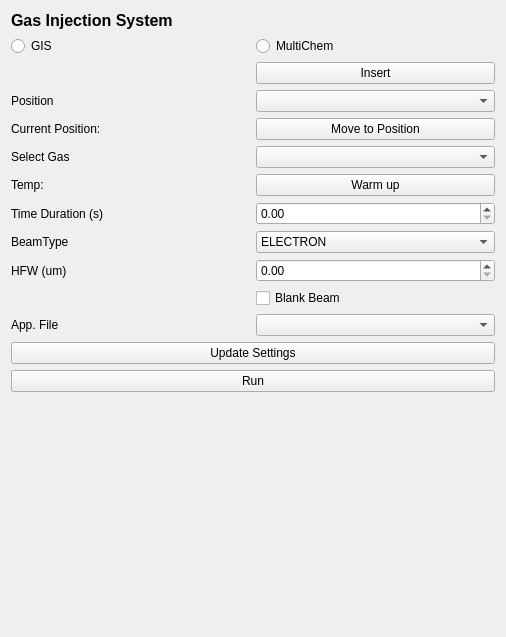
Old version of the form fibsem/ui/qtdesigner_files/FibsemGISWidget.ui in the repository DeMarcoLab/fibsem.
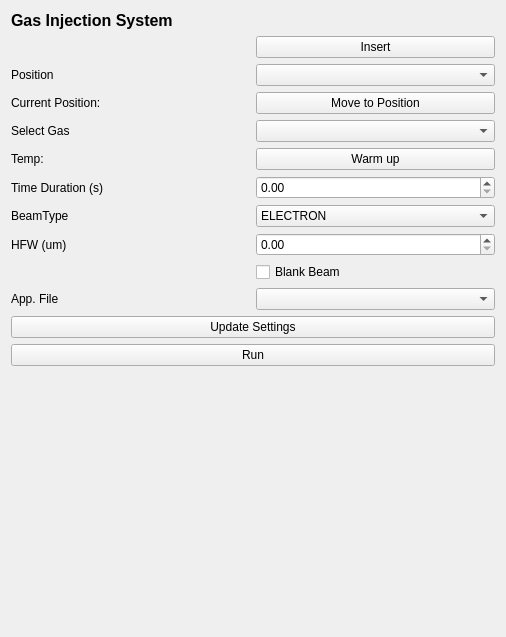
New version of the form.

What changed in the file:
```diff
--- a/fibsem/ui/qtdesigner_files/FibsemGISWidget.ui
+++ b/fibsem/ui/qtdesigner_files/FibsemGISWidget.ui
@@ -14,121 +14,42 @@
    <string>Form</string>
   </property>
   <layout class="QGridLayout" name="gridLayout_2">
-   <item row="19" column="0" colspan="2">
-    <widget class="QPushButton" name="run_button">
+   <item row="11" column="0">
+    <widget class="QLabel" name="temp_label">
      <property name="text">
-      <string>Run</string>
+      <string>Temp: </string>
      </property>
     </widget>
    </item>
-   <item row="4" column="1">
-    <widget class="QComboBox" name="position_combobox"/>
-   </item>
-   <item row="16" column="1">
-    <widget class="QCheckBox" name="blankBeamcheckbox">
+   <item row="12" column="0">
+    <widget class="QLabel" name="label_time">
      <property name="text">
-      <string>Blank Beam</string>
+      <string>Time Duration (s)</string>
      </property>
     </widget>
    </item>
-   <item row="3" column="1">
-    <widget class="QPushButton" name="insertGIS_button">
-     <property name="text">
-      <string>Insert</string>
-     </property>
-    </widget>
-   </item>
-   <item row="10" column="0">
+   <item row="9" column="0">
     <widget class="QLabel" name="label_gas">
      <property name="text">
       <string>Select Gas</string>
      </property>
     </widget>
    </item>
-   <item row="12" column="1">
-    <widget class="QPushButton" name="warm_button">
+   <item row="16" column="0">
+    <widget class="QLabel" name="app_file_label">
      <property name="text">
-      <string>Warm up</string>
+      <string>App. File</string>
      </property>
     </widget>
    </item>
-   <item row="17" column="1">
-    <widget class="QComboBox" name="app_file_combobox"/>
-   </item>
-   <item row="7" column="1">
-    <widget class="QPushButton" name="move_GIS_button">
+   <item row="17" column="0" colspan="2">
+    <widget class="QPushButton" name="pushButton_settings_update">
      <property name="text">
-      <string>Move to Position</string>
-     </property>
-    </widget>
-   </item>
-   <item row="15" column="0">
-    <widget class="QLabel" name="label_hfw">
-     <property name="text">
-      <string>HFW (um)</string>
-     </property>
-    </widget>
-   </item>
-   <item row="14" column="0">
-    <widget class="QLabel" name="label_beam_type">
-     <property name="text">
-      <string>BeamType</string>
-     </property>
-    </widget>
-   </item>
-   <item row="7" column="0">
-    <widget class="QLabel" name="current_position_label">
-     <property name="text">
-      <string>Current Position:</string>
+      <string>Update Settings</string>
      </property>
     </widget>
    </item>
    <item row="13" column="1">
-    <widget class="QDoubleSpinBox" name="timeDuration_spinbox"/>
-   </item>
-   <item row="13" column="0">
-    <widget class="QLabel" name="label_time">
-     <property name="text">
-      <string>Time Duration (s)</string>
-     </property>
-    </widget>
-   </item>
-   <item row="3" column="0">
-    <widget class="QLabel" name="GIS_insert_status_label">
-     <property name="text">
-      <string/>
-     </property>
-    </widget>
-   </item>
-   <item row="1" column="0">
-    <widget class="QRadioButton" name="GIS_radioButton">
-     <property name="text">
-      <string>GIS</string>
-     </property>
-    </widget>
-   </item>
-   <item row="4" column="0">
-    <widget class="QLabel" name="label_position">
-     <property name="text">
-      <string>Position</string>
-     </property>
-    </widget>
-   </item>
-   <item row="15" column="1">
-    <widget class="QDoubleSpinBox" name="hfw_spinbox">
-     <property name="maximum">
-      <double>10000.000000000000000</double>
-     </property>
-    </widget>
-   </item>
-   <item row="1" column="1">
-    <widget class="QRadioButton" name="multichem_radioButton">
-     <property name="text">
-      <string>MultiChem</string>
-     </property>
-    </widget>
-   </item>
-   <item row="14" column="1">
     <widget class="QComboBox" name="beamtype_combobox">
      <item>
       <property name="text">
@@ -142,24 +63,24 @@
      </item>
     </widget>
    </item>
-   <item row="17" column="0">
-    <widget class="QLabel" name="app_file_label">
-     <property name="text">
-      <string>App. File</string>
+   <item row="14" column="1">
+    <widget class="QDoubleSpinBox" name="hfw_spinbox">
+     <property name="maximum">
+      <double>10000.000000000000000</double>
      </property>
     </widget>
    </item>
-   <item row="10" column="1">
-    <widget class="QComboBox" name="gas_combobox"/>
+   <item row="16" column="1">
+    <widget class="QComboBox" name="app_file_combobox"/>
    </item>
-   <item row="12" column="0">
-    <widget class="QLabel" name="temp_label">
+   <item row="15" column="1">
+    <widget class="QCheckBox" name="blankBeamcheckbox">
      <property name="text">
-      <string>Temp: </string>
+      <string>Blank Beam</string>
      </property>
     </widget>
    </item>
-   <item row="20" column="0" colspan="2">
+   <item row="19" column="0" colspan="2">
     <spacer name="verticalSpacer">
      <property name="orientation">
       <enum>Qt::Vertical</enum>
@@ -172,6 +93,68 @@
      </property>
     </spacer>
    </item>
+   <item row="18" column="0" colspan="2">
+    <widget class="QPushButton" name="run_button">
+     <property name="text">
+      <string>Run</string>
+     </property>
+    </widget>
+   </item>
+   <item row="3" column="1">
+    <widget class="QComboBox" name="position_combobox"/>
+   </item>
+   <item row="11" column="1">
+    <widget class="QPushButton" name="warm_button">
+     <property name="text">
+      <string>Warm up</string>
+     </property>
+    </widget>
+   </item>
+   <item row="12" column="1">
+    <widget class="QDoubleSpinBox" name="timeDuration_spinbox"/>
+   </item>
+   <item row="13" column="0">
+    <widget class="QLabel" name="label_beam_type">
+     <property name="text">
+      <string>BeamType</string>
+     </property>
+    </widget>
+   </item>
+   <item row="6" column="1">
+    <widget class="QPushButton" name="move_GIS_button">
+     <property name="text">
+      <string>Move to Position</string>
+     </property>
+    </widget>
+   </item>
+   <item row="2" column="0">
+    <widget class="QLabel" name="GIS_insert_status_label">
+     <property name="text">
+      <string/>
+     </property>
+    </widget>
+   </item>
+   <item row="6" column="0">
+    <widget class="QLabel" name="current_position_label">
+     <property name="text">
+      <string>Current Position:</string>
+     </property>
+    </widget>
+   </item>
+   <item row="2" column="1">
+    <widget class="QPushButton" name="insertGIS_button">
+     <property name="text">
+      <string>Insert</string>
+     </property>
+    </widget>
+   </item>
+   <item row="3" column="0">
+    <widget class="QLabel" name="label_position">
+     <property name="text">
+      <string>Position</string>
+     </property>
+    </widget>
+   </item>
    <item row="0" column="0" colspan="2">
     <widget class="QLabel" name="label_title">
      <property name="font">
@@ -186,13 +169,16 @@
      </property>
     </widget>
    </item>
-   <item row="18" column="0" colspan="2">
-    <widget class="QPushButton" name="pushButton_settings_update">
+   <item row="14" column="0">
+    <widget class="QLabel" name="label_hfw">
      <property name="text">
-      <string>Update Settings</string>
+      <string>HFW (um)</string>
      </property>
     </widget>
    </item>
+   <item row="9" column="1">
+    <widget class="QComboBox" name="gas_combobox"/>
+   </item>
   </layout>
  </widget>
  <resources/>
```
